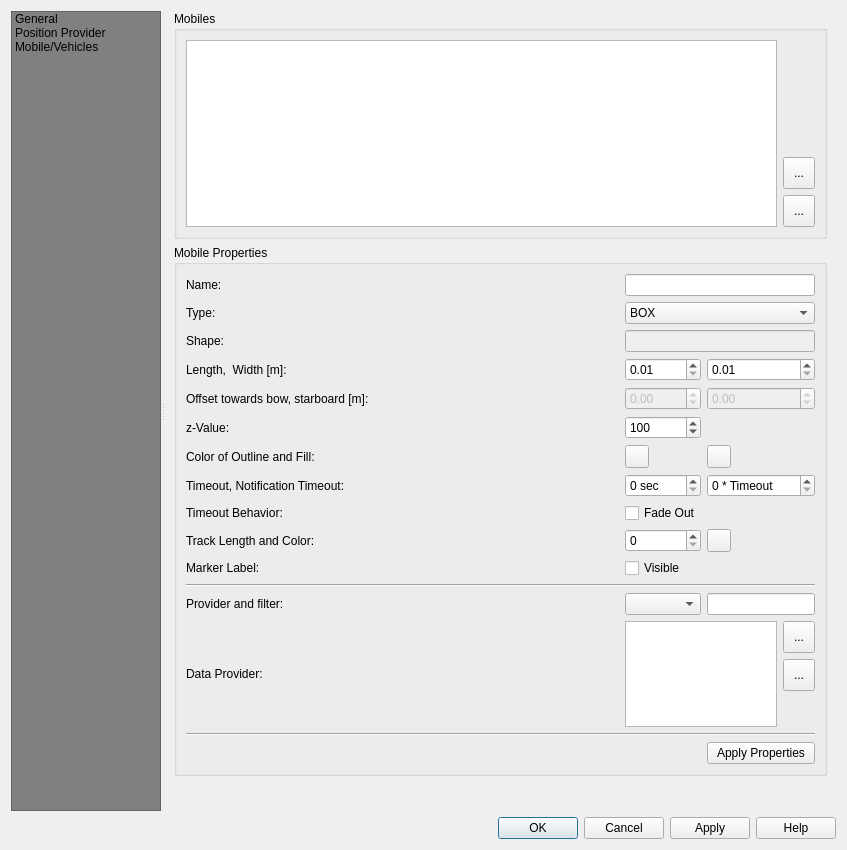
Before: the Qt Designer form ui/posiview_properties_base.ui in jrenken/qgis-PosiView, drawn with Qt 5.
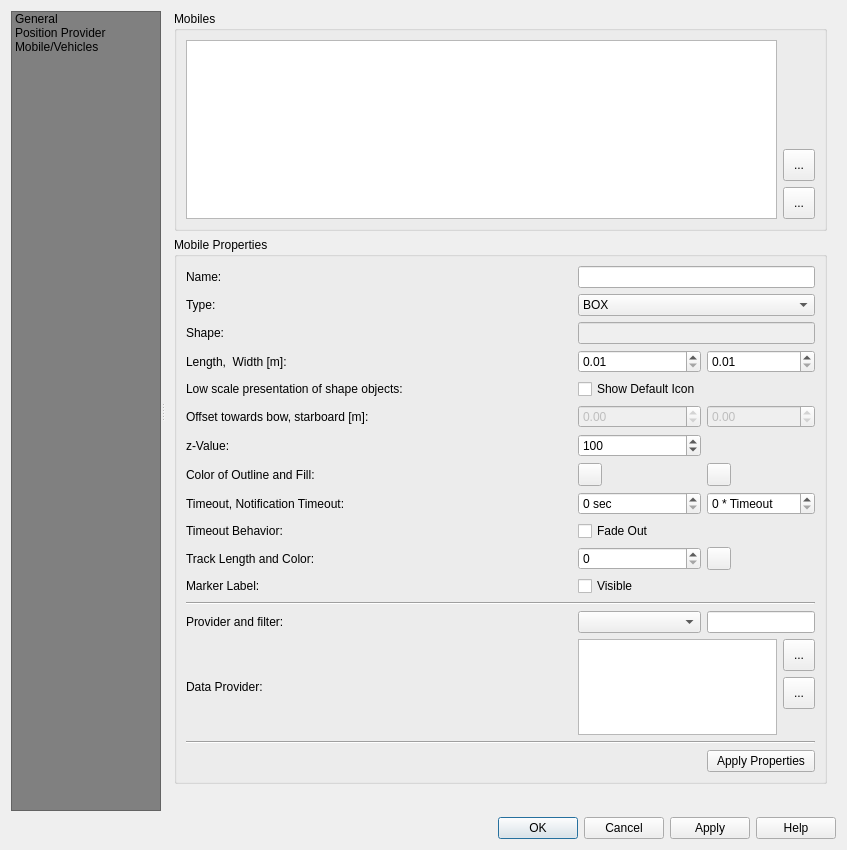
After: the same form once the commit is applied. The open tabs and pages were chosen to show the change. Icons and pictures are not drawn. Custom widgets are drawn as their Qt base class.

Commit message: add checkbox for low scale default icon

Patch:
```diff
--- a/ui/posiview_properties_base.ui
+++ b/ui/posiview_properties_base.ui
@@ -854,14 +854,23 @@
                   <bool>false</bool>
                  </property>
                  <layout class="QGridLayout" name="gridLayout_3">
-                  <item row="8" column="1">
-                   <widget class="QCheckBox" name="checkBoxFadeOut">
-                    <property name="text">
-                     <string>Fade Out</string>
+                  <item row="2" column="1" colspan="2">
+                   <widget class="QLineEdit" name="lineEditMobileShape">
+                    <property name="enabled">
+                     <bool>false</bool>
+                    </property>
+                    <property name="contextMenuPolicy">
+                     <enum>Qt::CustomContextMenu</enum>
+                    </property>
+                    <property name="toolTip">
+                     <string>&lt;html&gt;&lt;head/&gt;&lt;body&gt;&lt;p&gt;Shape of the mobile as a collection of points.&lt;/p&gt;&lt;/body&gt;&lt;/html&gt;</string>
+                    </property>
+                    <property name="whatsThis">
+                     <string>&lt;html&gt;&lt;head/&gt;&lt;body&gt;&lt;p&gt;Enter the mobiles shape as a collection of points enclosed by brackets.&lt;/p&gt;&lt;p&gt;Mobile should be upright and the vertical size should be normalized to 1.0.&lt;/p&gt;&lt;/body&gt;&lt;/html&gt;</string>
                     </property>
                    </widget>
                   </item>
-                  <item row="14" column="0" colspan="3">
+                  <item row="15" column="0" colspan="3">
                    <widget class="QFrame" name="frame_2">
                     <property name="frameShape">
                      <enum>QFrame::HLine</enum>
@@ -871,7 +880,41 @@
                     </property>
                    </widget>
                   </item>
-                  <item row="9" column="1">
+                  <item row="3" column="2">
+                   <widget class="QDoubleSpinBox" name="doubleSpinBoxMobileWidth">
+                    <property name="minimum">
+                     <double>0.010000000000000</double>
+                    </property>
+                   </widget>
+                  </item>
+                  <item row="8" column="0">
+                   <widget class="QLabel" name="label_9">
+                    <property name="text">
+                     <string>Timeout, Notification Timeout:</string>
+                    </property>
+                   </widget>
+                  </item>
+                  <item row="0" column="0">
+                   <widget class="QLabel" name="label_5">
+                    <property name="text">
+                     <string>Name:</string>
+                    </property>
+                   </widget>
+                  </item>
+                  <item row="8" column="2">
+                   <widget class="QSpinBox" name="spinBoxMobileNotification">
+                    <property name="toolTip">
+                     <string>Statusbar notification after n times timeout</string>
+                    </property>
+                    <property name="whatsThis">
+                     <string>&lt;html&gt;&lt;head/&gt;&lt;body&gt;&lt;p&gt;A notification is displayed in the messagebar if the a fix is missing for n multiples of the timeout.&lt;/p&gt;&lt;/body&gt;&lt;/html&gt;</string>
+                    </property>
+                    <property name="suffix">
+                     <string> * Timeout</string>
+                    </property>
+                   </widget>
+                  </item>
+                  <item row="10" column="1">
                    <widget class="QSpinBox" name="spinBoxTrackLength">
                     <property name="maximum">
                      <number>100000</number>
@@ -881,27 +924,208 @@
                     </property>
                    </widget>
                   </item>
+                  <item row="13" column="0">
+                   <widget class="QLabel" name="label_14">
+                    <property name="text">
+                     <string>Provider and filter:</string>
+                    </property>
+                   </widget>
+                  </item>
+                  <item row="6" column="0">
+                   <widget class="QLabel" name="label_8">
+                    <property name="text">
+                     <string>z-Value:</string>
+                    </property>
+                   </widget>
+                  </item>
+                  <item row="3" column="0">
+                   <widget class="QLabel" name="label_7">
+                    <property name="text">
+                     <string>Length,  Width [m]:</string>
+                    </property>
+                   </widget>
+                  </item>
+                  <item row="7" column="2">
+                   <widget class="QgsColorButton" name="mColorButtonMobileFillColor">
+                    <property name="minimumSize">
+                     <size>
+                      <width>0</width>
+                      <height>0</height>
+                     </size>
+                    </property>
+                    <property name="allowOpacity">
+                     <bool>true</bool>
+                    </property>
+                    <property name="allowAlpha" stdset="0">
+                     <bool>true</bool>
+                    </property>
+                   </widget>
+                  </item>
+                  <item row="11" column="1">
+                   <widget class="QCheckBox" name="checkBoxShowLabel">
+                    <property name="text">
+                     <string>Visible</string>
+                    </property>
+                   </widget>
+                  </item>
+                  <item row="12" column="0" colspan="3">
+                   <widget class="QFrame" name="frame">
+                    <property name="frameShape">
+                     <enum>QFrame::HLine</enum>
+                    </property>
+                    <property name="frameShadow">
+                     <enum>QFrame::Sunken</enum>
+                    </property>
+                   </widget>
+                  </item>
+                  <item row="0" column="1" colspan="2">
+                   <widget class="QLineEdit" name="lineEditMobileName"/>
+                  </item>
+                  <item row="11" column="0">
+                   <widget class="QLabel" name="label_4">
+                    <property name="text">
+                     <string>Marker Label:</string>
+                    </property>
+                   </widget>
+                  </item>
+                  <item row="1" column="0">
+                   <widget class="QLabel" name="label_6">
+                    <property name="text">
+                     <string>Type:</string>
+                    </property>
+                   </widget>
+                  </item>
                   <item row="5" column="1">
-                   <widget class="QSpinBox" name="spinBoxZValue">
+                   <widget class="QDoubleSpinBox" name="doubleSpinBoxXOffset">
+                    <property name="enabled">
+                     <bool>false</bool>
+                    </property>
+                    <property name="toolTip">
+                     <string>&lt;html&gt;&lt;head/&gt;&lt;body&gt;&lt;p&gt;Distance between centerpoint of the shape and position reference increasing towards bow/top side.&lt;/p&gt;&lt;/body&gt;&lt;/html&gt;</string>
+                    </property>
+                    <property name="whatsThis">
+                     <string>&lt;html&gt;&lt;head/&gt;&lt;body&gt;&lt;p&gt;Distance between centerpoint of the shape and position reference increasing towards bow/top side.&lt;/p&gt;&lt;/body&gt;&lt;/html&gt;</string>
+                    </property>
+                    <property name="minimum">
+                     <double>-1000.000000000000000</double>
+                    </property>
                     <property name="maximum">
-                     <number>200</number>
+                     <double>1000.000000000000000</double>
                     </property>
-                    <property name="value">
-                     <number>100</number>
+                   </widget>
+                  </item>
+                  <item row="13" column="2">
+                   <widget class="QLineEdit" name="lineEditProviderFilter">
+                    <property name="sizePolicy">
+                     <sizepolicy hsizetype="Minimum" vsizetype="Fixed">
+                      <horstretch>0</horstretch>
+                      <verstretch>0</verstretch>
+                     </sizepolicy>
+                    </property>
+                   </widget>
+                  </item>
+                  <item row="3" column="1">
+                   <widget class="QDoubleSpinBox" name="doubleSpinBoxMobileLength">
+                    <property name="minimum">
+                     <double>0.010000000000000</double>
+                    </property>
+                    <property name="maximum">
+                     <double>999.990000000000009</double>
+                    </property>
+                   </widget>
+                  </item>
+                  <item row="10" column="0">
+                   <widget class="QLabel" name="label_11">
+                    <property name="text">
+                     <string>Track Length and Color:</string>
+                    </property>
+                   </widget>
+                  </item>
+                  <item row="16" column="2">
+                   <widget class="QPushButton" name="pushButtonApplyMobile">
+                    <property name="text">
+                     <string>Apply Properties</string>
+                    </property>
+                    <property name="icon">
+                     <iconset>
+                      <normaloff>:/plugins/PosiView/refresh.png</normaloff>:/plugins/PosiView/refresh.png</iconset>
                     </property>
                    </widget>
                   </item>
                   <item row="7" column="1">
-                   <widget class="QSpinBox" name="spinBoxMobileTimeout">
-                    <property name="suffix">
-                     <string> sec</string>
+                   <widget class="QgsColorButton" name="mColorButtonMobileColor">
+                    <property name="minimumSize">
+                     <size>
+                      <width>0</width>
+                      <height>0</height>
+                     </size>
+                    </property>
+                    <property name="allowOpacity">
+                     <bool>true</bool>
+                    </property>
+                    <property name="allowAlpha" stdset="0">
+                     <bool>true</bool>
+                    </property>
+                   </widget>
+                  </item>
+                  <item row="5" column="2">
+                   <widget class="QDoubleSpinBox" name="doubleSpinBoxYOffset">
+                    <property name="enabled">
+                     <bool>false</bool>
+                    </property>
+                    <property name="toolTip">
+                     <string>&lt;html&gt;&lt;head/&gt;&lt;body&gt;&lt;p&gt;Distance between centerpoint of the shape and position reference increasing towards starboard/right side.&lt;/p&gt;&lt;/body&gt;&lt;/html&gt;</string>
+                    </property>
+                    <property name="whatsThis">
+                     <string>&lt;html&gt;&lt;head/&gt;&lt;body&gt;&lt;p&gt;Distance between centerpoint of the shape and position reference increasing towards starboard/right side.&lt;/p&gt;&lt;/body&gt;&lt;/html&gt;</string>
+                    </property>
+                    <property name="minimum">
+                     <double>-1000.000000000000000</double>
                     </property>
                     <property name="maximum">
-                     <number>3600</number>
+                     <double>1000.000000000000000</double>
                     </property>
                    </widget>
                   </item>
-                  <item row="13" column="1" colspan="2">
+                  <item row="10" column="2">
+                   <widget class="QgsColorButton" name="mColorButtonMobileTrackColor">
+                    <property name="allowOpacity">
+                     <bool>true</bool>
+                    </property>
+                    <property name="allowAlpha" stdset="0">
+                     <bool>true</bool>
+                    </property>
+                   </widget>
+                  </item>
+                  <item row="9" column="0">
+                   <widget class="QLabel" name="label_24">
+                    <property name="text">
+                     <string>Timeout Behavior:</string>
+                    </property>
+                   </widget>
+                  </item>
+                  <item row="9" column="1">
+                   <widget class="QCheckBox" name="checkBoxFadeOut">
+                    <property name="text">
+                     <string>Fade Out</string>
+                    </property>
+                   </widget>
+                  </item>
+                  <item row="14" column="0">
+                   <widget class="QLabel" name="label_12">
+                    <property name="text">
+                     <string>Data Provider:</string>
+                    </property>
+                   </widget>
+                  </item>
+                  <item row="7" column="0">
+                   <widget class="QLabel" name="label_10">
+                    <property name="text">
+                     <string>Color of Outline and Fill:</string>
+                    </property>
+                   </widget>
+                  </item>
+                  <item row="14" column="1" colspan="2">
                    <layout class="QHBoxLayout" name="horizontalLayout_5">
                     <item>
                      <widget class="QTableView" name="mMobileProviderTableView">
@@ -990,13 +1214,6 @@
                     </item>
                    </layout>
                   </item>
-                  <item row="6" column="0">
-                   <widget class="QLabel" name="label_10">
-                    <property name="text">
-                     <string>Color of Outline and Fill:</string>
-                    </property>
-                   </widget>
-                  </item>
                   <item row="2" column="0">
                    <widget class="QLabel" name="label_13">
                     <property name="text">
@@ -1004,6 +1221,26 @@
                     </property>
                    </widget>
                   </item>
+                  <item row="6" column="1">
+                   <widget class="QSpinBox" name="spinBoxZValue">
+                    <property name="maximum">
+                     <number>200</number>
+                    </property>
+                    <property name="value">
+                     <number>100</number>
+                    </property>
+                   </widget>
+                  </item>
+                  <item row="8" column="1">
+                   <widget class="QSpinBox" name="spinBoxMobileTimeout">
+                    <property name="suffix">
+                     <string> sec</string>
+                    </property>
+                    <property name="maximum">
+                     <number>3600</number>
+                    </property>
+                   </widget>
+                  </item>
                   <item row="1" column="1" colspan="2">
                    <widget class="QComboBox" name="comboBoxMobileType">
                     <property name="currentIndex">
@@ -1031,250 +1268,27 @@
                     </item>
                    </widget>
                   </item>
-                  <item row="4" column="2">
-                   <widget class="QDoubleSpinBox" name="doubleSpinBoxYOffset">
-                    <property name="enabled">
-                     <bool>false</bool>
-                    </property>
-                    <property name="toolTip">
-                     <string>&lt;html&gt;&lt;head/&gt;&lt;body&gt;&lt;p&gt;Distance between centerpoint of the shape and position reference increasing towards starboard/right side.&lt;/p&gt;&lt;/body&gt;&lt;/html&gt;</string>
-                    </property>
-                    <property name="whatsThis">
-                     <string>&lt;html&gt;&lt;head/&gt;&lt;body&gt;&lt;p&gt;Distance between centerpoint of the shape and position reference increasing towards starboard/right side.&lt;/p&gt;&lt;/body&gt;&lt;/html&gt;</string>
-                    </property>
-                    <property name="minimum">
-                     <double>-1000.000000000000000</double>
-                    </property>
-                    <property name="maximum">
-                     <double>1000.000000000000000</double>
-                    </property>
-                   </widget>
-                  </item>
-                  <item row="2" column="1" colspan="2">
-                   <widget class="QLineEdit" name="lineEditMobileShape">
-                    <property name="enabled">
-                     <bool>false</bool>
-                    </property>
-                    <property name="contextMenuPolicy">
-                     <enum>Qt::CustomContextMenu</enum>
-                    </property>
-                    <property name="toolTip">
-                     <string>&lt;html&gt;&lt;head/&gt;&lt;body&gt;&lt;p&gt;Shape of the mobile as a collection of points.&lt;/p&gt;&lt;/body&gt;&lt;/html&gt;</string>
-                    </property>
-                    <property name="whatsThis">
-                     <string>&lt;html&gt;&lt;head/&gt;&lt;body&gt;&lt;p&gt;Enter the mobiles shape as a collection of points enclosed by brackets.&lt;/p&gt;&lt;p&gt;Mobile should be upright and the vertical size should be normalized to 1.0.&lt;/p&gt;&lt;/body&gt;&lt;/html&gt;</string>
-                    </property>
-                   </widget>
-                  </item>
-                  <item row="8" column="0">
-                   <widget class="QLabel" name="label_24">
-                    <property name="text">
-                     <string>Timeout Behavior:</string>
-                    </property>
-                   </widget>
-                  </item>
-                  <item row="13" column="0">
-                   <widget class="QLabel" name="label_12">
-                    <property name="text">
-                     <string>Data Provider:</string>
-                    </property>
-                   </widget>
-                  </item>
-                  <item row="12" column="0">
-                   <widget class="QLabel" name="label_14">
-                    <property name="text">
-                     <string>Provider and filter:</string>
-                    </property>
-                   </widget>
-                  </item>
-                  <item row="3" column="2">
-                   <widget class="QDoubleSpinBox" name="doubleSpinBoxMobileWidth">
-                    <property name="minimum">
-                     <double>0.010000000000000</double>
-                    </property>
-                   </widget>
-                  </item>
-                  <item row="12" column="1">
+                  <item row="13" column="1">
                    <widget class="QComboBox" name="comboBoxProviders"/>
                   </item>
-                  <item row="4" column="0">
+                  <item row="5" column="0">
                    <widget class="QLabel" name="label_22">
                     <property name="text">
                      <string>Offset towards bow, starboard [m]: </string>
                     </property>
                    </widget>
                   </item>
-                  <item row="9" column="2">
-                   <widget class="QgsColorButton" name="mColorButtonMobileTrackColor">
-                    <property name="allowOpacity">
-                     <bool>true</bool>
-                    </property>
-                    <property name="allowAlpha" stdset="0">
-                     <bool>true</bool>
-                    </property>
-                   </widget>
-                  </item>
-                  <item row="15" column="2">
-                   <widget class="QPushButton" name="pushButtonApplyMobile">
-                    <property name="text">
-                     <string>Apply Properties</string>
-                    </property>
-                    <property name="icon">
-                     <iconset>
-                      <normaloff>:/plugins/PosiView/refresh.png</normaloff>:/plugins/PosiView/refresh.png</iconset>
-                    </property>
-                   </widget>
-                  </item>
-                  <item row="9" column="0">
-                   <widget class="QLabel" name="label_11">
-                    <property name="text">
-                     <string>Track Length and Color:</string>
-                    </property>
-                   </widget>
-                  </item>
-                  <item row="3" column="1">
-                   <widget class="QDoubleSpinBox" name="doubleSpinBoxMobileLength">
-                    <property name="minimum">
-                     <double>0.010000000000000</double>
-                    </property>
-                    <property name="maximum">
-                     <double>999.990000000000009</double>
-                    </property>
-                   </widget>
-                  </item>
-                  <item row="10" column="0">
-                   <widget class="QLabel" name="label_4">
-                    <property name="text">
-                     <string>Marker Label:</string>
-                    </property>
-                   </widget>
-                  </item>
-                  <item row="1" column="0">
-                   <widget class="QLabel" name="label_6">
-                    <property name="text">
-                     <string>Type:</string>
-                    </property>
-                   </widget>
-                  </item>
-                  <item row="6" column="1">
-                   <widget class="QgsColorButton" name="mColorButtonMobileColor">
-                    <property name="minimumSize">
-                     <size>
-                      <width>0</width>
-                      <height>0</height>
-                     </size>
-                    </property>
-                    <property name="allowOpacity">
-                     <bool>true</bool>
-                    </property>
-                    <property name="allowAlpha" stdset="0">
-                     <bool>true</bool>
-                    </property>
-                   </widget>
-                  </item>
                   <item row="4" column="1">
-                   <widget class="QDoubleSpinBox" name="doubleSpinBoxXOffset">
-                    <property name="enabled">
-                     <bool>false</bool>
-                    </property>
-                    <property name="toolTip">
-                     <string>&lt;html&gt;&lt;head/&gt;&lt;body&gt;&lt;p&gt;Distance between centerpoint of the shape and position reference increasing towards bow/top side.&lt;/p&gt;&lt;/body&gt;&lt;/html&gt;</string>
-                    </property>
-                    <property name="whatsThis">
-                     <string>&lt;html&gt;&lt;head/&gt;&lt;body&gt;&lt;p&gt;Distance between centerpoint of the shape and position reference increasing towards bow/top side.&lt;/p&gt;&lt;/body&gt;&lt;/html&gt;</string>
-                    </property>
-                    <property name="minimum">
-                     <double>-1000.000000000000000</double>
-                    </property>
-                    <property name="maximum">
-                     <double>1000.000000000000000</double>
-                    </property>
-                   </widget>
-                  </item>
-                  <item row="12" column="2">
-                   <widget class="QLineEdit" name="lineEditProviderFilter">
-                    <property name="sizePolicy">
-                     <sizepolicy hsizetype="Minimum" vsizetype="Fixed">
-                      <horstretch>0</horstretch>
-                      <verstretch>0</verstretch>
-                     </sizepolicy>
-                    </property>
-                   </widget>
-                  </item>
-                  <item row="5" column="0">
-                   <widget class="QLabel" name="label_8">
+                   <widget class="QCheckBox" name="checkBoxDefaultIcon">
                     <property name="text">
-                     <string>z-Value:</string>
+                     <string>Show Default Icon</string>
                     </property>
                    </widget>
                   </item>
-                  <item row="7" column="0">
-                   <widget class="QLabel" name="label_9">
+                  <item row="4" column="0">
+                   <widget class="QLabel" name="label_25">
                     <property name="text">
-                     <string>Timeout, Notification Timeout:</string>
-                    </property>
-                   </widget>
-                  </item>
-                  <item row="0" column="0">
-                   <widget class="QLabel" name="label_5">
-                    <property name="text">
-                     <string>Name:</string>
-                    </property>
-                   </widget>
-                  </item>
-                  <item row="3" column="0">
-                   <widget class="QLabel" name="label_7">
-                    <property name="text">
-                     <string>Length,  Width [m]:</string>
-                    </property>
-                   </widget>
-                  </item>
-                  <item row="6" column="2">
-                   <widget class="QgsColorButton" name="mColorButtonMobileFillColor">
-                    <property name="minimumSize">
-                     <size>
-                      <width>0</width>
-                      <height>0</height>
-                     </size>
-                    </property>
-                    <property name="allowOpacity">
-                     <bool>true</bool>
-                    </property>
-                    <property name="allowAlpha" stdset="0">
-                     <bool>true</bool>
-                    </property>
-                   </widget>
-                  </item>
-                  <item row="0" column="1" colspan="2">
-                   <widget class="QLineEdit" name="lineEditMobileName"/>
-                  </item>
-                  <item row="7" column="2">
-                   <widget class="QSpinBox" name="spinBoxMobileNotification">
-                    <property name="toolTip">
-                     <string>Statusbar notification after n times timeout</string>
-                    </property>
-                    <property name="whatsThis">
-                     <string>&lt;html&gt;&lt;head/&gt;&lt;body&gt;&lt;p&gt;A notification is displayed in the messagebar if the a fix is missing for n multiples of the timeout.&lt;/p&gt;&lt;/body&gt;&lt;/html&gt;</string>
-                    </property>
-                    <property name="suffix">
-                     <string> * Timeout</string>
-                    </property>
-                   </widget>
-                  </item>
-                  <item row="10" column="1">
-                   <widget class="QCheckBox" name="checkBoxShowLabel">
-                    <property name="text">
-                     <string>Visible</string>
-                    </property>
-                   </widget>
-                  </item>
-                  <item row="11" column="0" colspan="3">
-                   <widget class="QFrame" name="frame">
-                    <property name="frameShape">
-                     <enum>QFrame::HLine</enum>
-                    </property>
-                    <property name="frameShadow">
-                     <enum>QFrame::Sunken</enum>
+                     <string>Low scale presentation of shape objects:</string>
                     </property>
                    </widget>
                   </item>
```
The commit also changes 3 other files.
